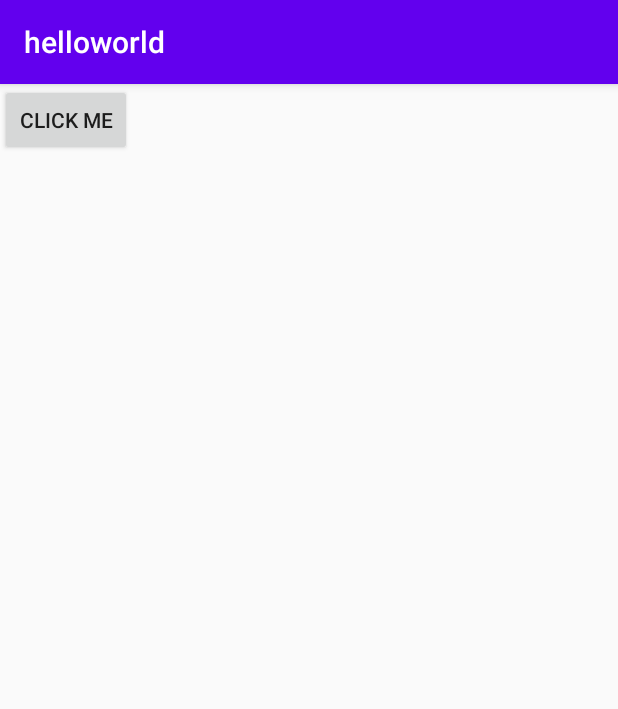
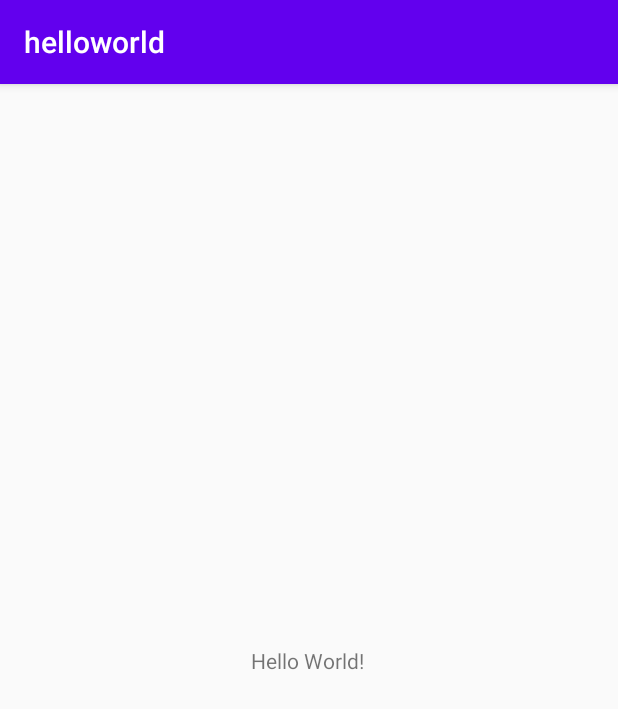
Before and after one commit to devin1727/TKTPL, an Android app: the screen it shows after launch (MainActivity), on a phone screen of 412 x 824 dp. Shown: the top 709 px of the screen. Run offline under Robolectric (Android 15) with nearby library versions, the phone set to English and light mode, and no system bars.

Commit message:
create simple hello world app

```diff
--- a/helloworld/app/src/main/java/com/example/helloworld/MainActivity.java
+++ b/helloworld/app/src/main/java/com/example/helloworld/MainActivity.java
@@ -13,16 +13,8 @@ public class MainActivity extends AppCompatActivity {
     private TextView txt;
 
     public void proc(){
-
-        btn1 =(Button)findViewById(R.id.btn1);
         txt = (TextView)findViewById(R.id.txt);
-
-        btn1.setOnClickListener(new View.OnClickListener() {
-            @Override
-            public void onClick(View v){
-                txt.setText("Punten!");
-            }
-        });
+        txt.setText("Hello World!");
     }
 
     @Override
--- a/helloworld/app/src/main/res/layout/activity_main.xml
+++ b/helloworld/app/src/main/res/layout/activity_main.xml
@@ -17,12 +17,4 @@
         app:layout_constraintRight_toRightOf="parent"
         app:layout_constraintTop_toTopOf="parent" />
 
-    <Button
-        android:id="@+id/btn1"
-        android:layout_width="wrap_content"
-        android:layout_height="wrap_content"
-        tools:layout_editor_absoluteX="161dp"
-        tools:layout_editor_absoluteY="396dp"
-        android:text="Click Me"/>
-
 </androidx.constraintlayout.widget.ConstraintLayout>
```
